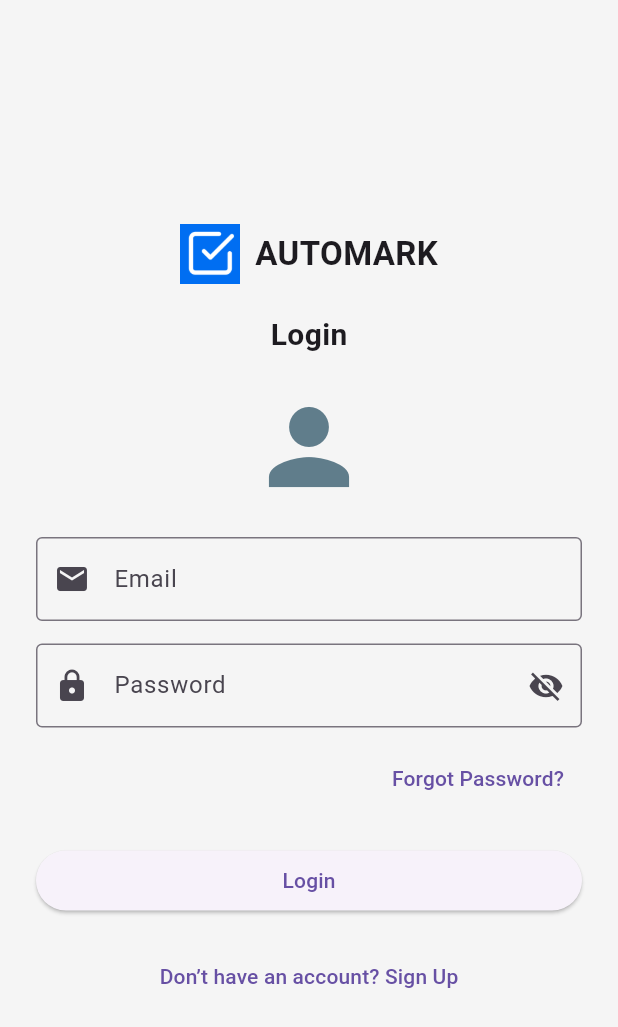
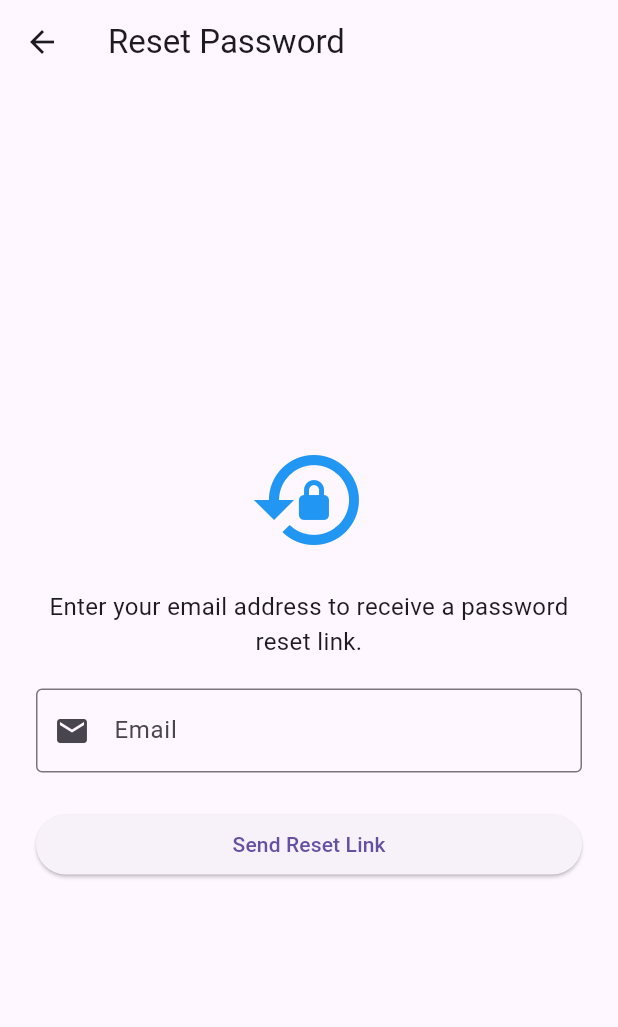
Before and after one commit to Wolfhaize/AutoMark-CS-Project, a Flutter app: the screen it shows after launch, after a tap on "Forgot Password?", on a phone screen of 412 x 824 dp. Shown: the top 1027 px of the screen. Run offline on Flutter 3.47's test engine with Material 3 defaults, Android fonts, the phone set to English and light mode, and no system bars; our stand-ins replace cloud_firestore, firebase_auth, firebase_core, flutter_dotenv, image_picker, open_file and 3 more; missing offline and left inert: google_mlkit_text_recognition, syncfusion_flutter_pdf; accounts and stored records are empty.

Commit message:
added forgotpassword screen and linked it to the login screen

```diff
--- /dev/null
+++ b/mobile/lib/screens/forgotpasswordscreen.dart
@@ -0,0 +1,128 @@
+import 'package:flutter/material.dart';
+import 'package:firebase_auth/firebase_auth.dart';
+
+class ForgotPasswordScreen extends StatefulWidget {
+  const ForgotPasswordScreen({super.key});
+
+  @override
+  State<ForgotPasswordScreen> createState() => _ForgotPasswordScreenState();
+}
+
+class _ForgotPasswordScreenState extends State<ForgotPasswordScreen> {
+  final _formKey = GlobalKey<FormState>();
+  final _emailController = TextEditingController();
+
+  bool _isSending = false;
+
+  Future<void> _sendResetEmail() async {
+    if (!_formKey.currentState!.validate()) return;
+
+    setState(() {
+      _isSending = true;
+    });
+
+    try {
+      await FirebaseAuth.instance.sendPasswordResetEmail(
+        email: _emailController.text.trim(),
+      );
+
+      ScaffoldMessenger.of(context).showSnackBar(
+        const SnackBar(
+          content: Text(
+            'Password reset email sent! Please check your inbox.',
+          ),
+          backgroundColor: Colors.green,
+        ),
+      );
+
+      Navigator.of(context).pop(); // Go back to LoginScreen
+    } on FirebaseAuthException catch (e) {
+      ScaffoldMessenger.of(context).showSnackBar(
+        SnackBar(
+          content: Text('Error: ${e.message}'),
+          backgroundColor: Colors.red,
+        ),
+      );
+    } finally {
+      if (mounted) {
+        setState(() {
+          _isSending = false;
+        });
+      }
+    }
+  }
+
+  @override
+  void dispose() {
+    _emailController.dispose();
+    super.dispose();
+  }
+
+  @override
+  Widget build(BuildContext context) {
+    return Scaffold(
+      appBar: AppBar(
+        title: const Text('Reset Password'),
+      ),
+      body: Center(
+        child: SingleChildScrollView(
+          padding: const EdgeInsets.all(24),
+          child: Form(
+            key: _formKey,
+            child: Column(
+              children: [
+                const Icon(
+                  Icons.lock_reset,
+                  size: 80,
+                  color: Colors.blue,
+                ),
+                const SizedBox(height: 20),
+                const Text(
+                  'Enter your email address to receive a password reset link.',
+                  textAlign: TextAlign.center,
+                  style: TextStyle(fontSize: 16),
+                ),
+                const SizedBox(height: 20),
+                TextFormField(
+                  controller: _emailController,
+                  keyboardType: TextInputType.emailAddress,
+                  decoration: const InputDecoration(
+                    labelText: 'Email',
+                    prefixIcon: Icon(Icons.email),
+                    border: OutlineInputBorder(),
+                  ),
+                  validator: (value) {
+                    if (value == null || value.isEmpty) {
+                      return 'Please enter your email';
+                    }
+                    if (!value.contains('@')) {
+                      return 'Please enter a valid email';
+                    }
+                    return null;
+                  },
+                ),
+                const SizedBox(height: 24),
+                SizedBox(
+                  width: double.infinity,
+                  child: ElevatedButton(
+                    onPressed: _isSending ? null : _sendResetEmail,
+                    child: _isSending
+                        ? const SizedBox(
+                            height: 20,
+                            width: 20,
+                            child: CircularProgressIndicator(
+                              color: Colors.white,
+                              strokeWidth: 2,
+                            ),
+                          )
+                        : const Text('Send Reset Link'),
+                  ),
+                ),
+              ],
+            ),
+          ),
+        ),
+      ),
+    );
+  }
+}
--- a/mobile/lib/screens/login_screen.dart
+++ b/mobile/lib/screens/login_screen.dart
@@ -1,5 +1,6 @@
 import 'package:flutter/material.dart';
 import 'package:firebase_auth/firebase_auth.dart';
+import 'forgotpasswordscreen.dart'; // Make sure the file name is correct
 
 class LoginScreen extends StatefulWidget {
   const LoginScreen({super.key});
@@ -39,6 +40,13 @@ class _LoginScreenState extends State<LoginScreen> {
     } finally {
       setState(() => _isLoading = false);
     }
+  }
+
+  @override
+  void dispose() {
+    _emailController.dispose();
+    _passwordController.dispose();
+    super.dispose();
   }
 
   @override
@@ -89,7 +97,7 @@ class _LoginScreenState extends State<LoginScreen> {
                 ),
                 const SizedBox(height: 15),
 
-                //  Password Field
+                // Password Field
                 TextFormField(
                   controller: _passwordController,
                   obscureText: _obscureText,
@@ -111,11 +119,18 @@ class _LoginScreenState extends State<LoginScreen> {
                 ),
 
                 const SizedBox(height: 10),
+
+                // Forgot Password Button
                 Align(
                   alignment: Alignment.centerRight,
                   child: TextButton(
                     onPressed: () {
-                      // TODO: Implement password reset
+                      Navigator.push(
+                        context,
+                        MaterialPageRoute(
+                          builder: (_) => const ForgotPasswordScreen(),
+                        ),
+                      );
                     },
                     child: const Text("Forgot Password?"),
                   ),
@@ -123,7 +138,7 @@ class _LoginScreenState extends State<LoginScreen> {
 
                 const SizedBox(height: 20),
 
-                //  Login Button
+                // Login Button
                 SizedBox(
                   width: double.infinity,
                   child: ElevatedButton(
@@ -136,7 +151,7 @@ class _LoginScreenState extends State<LoginScreen> {
 
                 const SizedBox(height: 16),
 
-                //  Redirect to Signup
+                // Redirect to Signup
                 TextButton(
                   onPressed: () {
                     Navigator.pushNamed(context, '/signup');
```
